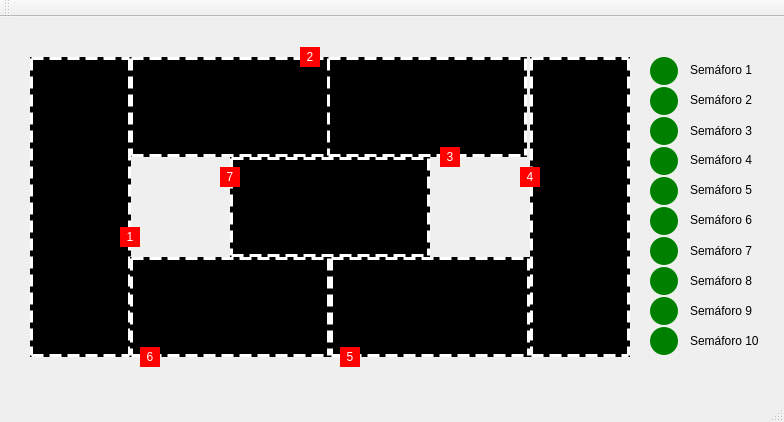
First picture: the form in mainwindow.ui, repository Vinihcampos/train-simulator, before the edit.
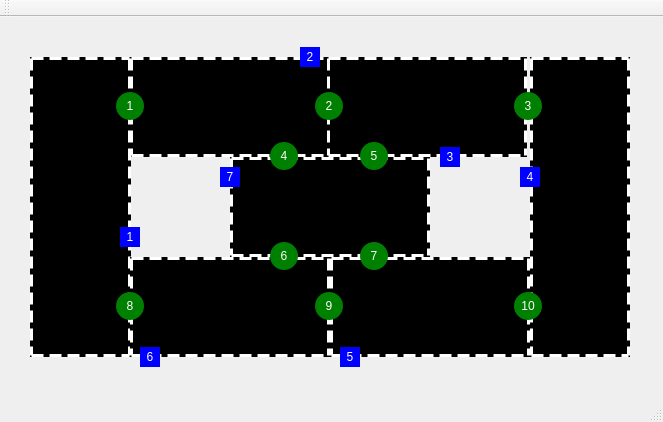
Second picture: the form after the edit.

Commit message: Update semaphore positions on interface and change the color of trains

The edit to the form file:
```diff
--- a/mainwindow.ui
+++ b/mainwindow.ui
@@ -6,7 +6,7 @@
    <rect>
     <x>0</x>
     <y>0</y>
-    <width>784</width>
+    <width>663</width>
     <height>422</height>
    </rect>
   </property>
@@ -39,6 +39,9 @@
     <property name="text">
      <string/>
     </property>
+    <property name="alignment">
+     <set>Qt::AlignCenter</set>
+    </property>
    </widget>
    <widget class="QLabel" name="labelTrack3">
     <property name="geometry">
@@ -65,6 +68,9 @@
     <property name="text">
      <string/>
     </property>
+    <property name="alignment">
+     <set>Qt::AlignCenter</set>
+    </property>
    </widget>
    <widget class="QLabel" name="labelTrack1">
     <property name="geometry">
@@ -91,6 +97,9 @@
     <property name="text">
      <string/>
     </property>
+    <property name="alignment">
+     <set>Qt::AlignCenter</set>
+    </property>
    </widget>
    <widget class="QLabel" name="labelTrack7">
     <property name="geometry">
@@ -117,6 +126,9 @@
     <property name="text">
      <string/>
     </property>
+    <property name="alignment">
+     <set>Qt::AlignCenter</set>
+    </property>
    </widget>
    <widget class="QLabel" name="labelTrack5">
     <property name="geometry">
@@ -143,6 +155,9 @@
     <property name="text">
      <string/>
     </property>
+    <property name="alignment">
+     <set>Qt::AlignCenter</set>
+    </property>
    </widget>
    <widget class="QLabel" name="labelTrack6">
     <property name="geometry">
@@ -169,6 +184,9 @@
     <property name="text">
      <string/>
     </property>
+    <property name="alignment">
+     <set>Qt::AlignCenter</set>
+    </property>
    </widget>
    <widget class="QLabel" name="labelTrack4">
     <property name="geometry">
@@ -195,6 +213,9 @@
     <property name="text">
      <string/>
     </property>
+    <property name="alignment">
+     <set>Qt::AlignCenter</set>
+    </property>
    </widget>
    <widget class="QLabel" name="labelTrain3">
     <property name="geometry">
@@ -209,7 +230,7 @@
      <cursorShape>PointingHandCursor</cursorShape>
     </property>
     <property name="styleSheet">
-     <string notr="true">background-color: red;
+     <string notr="true">background-color: blue;
 color: white;</string>
     </property>
     <property name="frameShape">
@@ -238,7 +259,7 @@
      <cursorShape>PointingHandCursor</cursorShape>
     </property>
     <property name="styleSheet">
-     <string notr="true">background-color: red;
+     <string notr="true">background-color: blue;
 color: white;</string>
     </property>
     <property name="frameShape">
@@ -267,7 +288,7 @@
      <cursorShape>PointingHandCursor</cursorShape>
     </property>
     <property name="styleSheet">
-     <string notr="true">background-color: red;
+     <string notr="true">background-color: blue;
 color: white;</string>
     </property>
     <property name="frameShape">
@@ -296,7 +317,7 @@
      <cursorShape>PointingHandCursor</cursorShape>
     </property>
     <property name="styleSheet">
-     <string notr="true">background-color: red;
+     <string notr="true">background-color: blue;
 color: white;</string>
     </property>
     <property name="frameShape">
@@ -325,7 +346,7 @@
      <cursorShape>PointingHandCursor</cursorShape>
     </property>
     <property name="styleSheet">
-     <string notr="true">background-color: red;
+     <string notr="true">background-color: blue;
 color: white;</string>
     </property>
     <property name="frameShape">
@@ -354,7 +375,7 @@
      <cursorShape>PointingHandCursor</cursorShape>
     </property>
     <property name="styleSheet">
-     <string notr="true">background-color: red;
+     <string notr="true">background-color: blue;
 color: white;</string>
     </property>
     <property name="frameShape">
@@ -383,7 +404,7 @@
      <cursorShape>PointingHandCursor</cursorShape>
     </property>
     <property name="styleSheet">
-     <string notr="true">background-color: red;
+     <string notr="true">background-color: blue;
 color: white;</string>
     </property>
     <property name="frameShape">
@@ -402,301 +423,211 @@
    <widget class="QLabel" name="labelSemaphore1">
     <property name="geometry">
      <rect>
-      <x>650</x>
-      <y>40</y>
+      <x>116</x>
+      <y>75</y>
       <width>28</width>
       <height>28</height>
      </rect>
     </property>
     <property name="styleSheet">
      <string notr="true">background-color: green;
-border-radius: 14px;</string>
+border-radius: 14px;
+color:white;</string>
     </property>
     <property name="text">
-     <string/>
+     <string>1</string>
+    </property>
+    <property name="alignment">
+     <set>Qt::AlignCenter</set>
     </property>
    </widget>
    <widget class="QLabel" name="labelSemaphore2">
     <property name="geometry">
      <rect>
-      <x>650</x>
-      <y>70</y>
+      <x>315</x>
+      <y>75</y>
       <width>28</width>
       <height>28</height>
      </rect>
     </property>
     <property name="styleSheet">
      <string notr="true">background-color: green;
-border-radius: 14px;</string>
+border-radius: 14px;
+color:white;</string>
     </property>
     <property name="text">
-     <string/>
+     <string>2</string>
+    </property>
+    <property name="alignment">
+     <set>Qt::AlignCenter</set>
     </property>
    </widget>
    <widget class="QLabel" name="labelSemaphore3">
     <property name="geometry">
      <rect>
-      <x>650</x>
-      <y>100</y>
+      <x>514</x>
+      <y>75</y>
       <width>28</width>
       <height>28</height>
      </rect>
     </property>
     <property name="styleSheet">
      <string notr="true">background-color: green;
-border-radius: 14px;</string>
+border-radius: 14px;
+color:white;</string>
     </property>
     <property name="text">
-     <string/>
+     <string>3</string>
+    </property>
+    <property name="alignment">
+     <set>Qt::AlignCenter</set>
     </property>
    </widget>
    <widget class="QLabel" name="labelSemaphore4">
     <property name="geometry">
      <rect>
-      <x>650</x>
-      <y>130</y>
+      <x>270</x>
+      <y>125</y>
       <width>28</width>
       <height>28</height>
      </rect>
     </property>
     <property name="styleSheet">
      <string notr="true">background-color: green;
-border-radius: 14px;</string>
+border-radius: 14px;
+color:white;</string>
     </property>
     <property name="text">
-     <string/>
+     <string>4</string>
+    </property>
+    <property name="alignment">
+     <set>Qt::AlignCenter</set>
     </property>
    </widget>
    <widget class="QLabel" name="labelSemaphore5">
     <property name="geometry">
      <rect>
-      <x>650</x>
-      <y>160</y>
+      <x>360</x>
+      <y>125</y>
       <width>28</width>
       <height>28</height>
      </rect>
     </property>
     <property name="styleSheet">
      <string notr="true">background-color: green;
-border-radius: 14px;</string>
+border-radius: 14px;
+color:white;</string>
     </property>
     <property name="text">
-     <string/>
+     <string>5</string>
+    </property>
+    <property name="alignment">
+     <set>Qt::AlignCenter</set>
     </property>
    </widget>
    <widget class="QLabel" name="labelSemaphore6">
     <property name="geometry">
      <rect>
-      <x>650</x>
-      <y>190</y>
+      <x>270</x>
+      <y>225</y>
       <width>28</width>
       <height>28</height>
      </rect>
     </property>
     <property name="styleSheet">
      <string notr="true">background-color: green;
-border-radius: 14px;</string>
+border-radius: 14px;
+color:white;</string>
     </property>
     <property name="text">
-     <string/>
+     <string>6</string>
+    </property>
+    <property name="alignment">
+     <set>Qt::AlignCenter</set>
     </property>
    </widget>
    <widget class="QLabel" name="labelSemaphore7">
     <property name="geometry">
      <rect>
-      <x>650</x>
-      <y>220</y>
+      <x>360</x>
+      <y>225</y>
       <width>28</width>
       <height>28</height>
      </rect>
     </property>
     <property name="styleSheet">
      <string notr="true">background-color: green;
-border-radius: 14px;</string>
+border-radius: 14px;
+color:white;</string>
     </property>
     <property name="text">
-     <string/>
+     <string>7</string>
+    </property>
+    <property name="alignment">
+     <set>Qt::AlignCenter</set>
     </property>
    </widget>
    <widget class="QLabel" name="labelSemaphore8">
     <property name="geometry">
      <rect>
-      <x>650</x>
-      <y>250</y>
+      <x>116</x>
+      <y>275</y>
       <width>28</width>
       <height>28</height>
      </rect>
     </property>
     <property name="styleSheet">
      <string notr="true">background-color: green;
-border-radius: 14px;</string>
+border-radius: 14px;
+color:white;</string>
     </property>
     <property name="text">
-     <string/>
+     <string>8</string>
+    </property>
+    <property name="alignment">
+     <set>Qt::AlignCenter</set>
     </property>
    </widget>
    <widget class="QLabel" name="labelSemaphore9">
     <property name="geometry">
      <rect>
-      <x>650</x>
-      <y>280</y>
+      <x>315</x>
+      <y>275</y>
       <width>28</width>
       <height>28</height>
      </rect>
     </property>
     <property name="styleSheet">
      <string notr="true">background-color: green;
-border-radius: 14px;</string>
+border-radius: 14px;
+color:white;</string>
     </property>
     <property name="text">
-     <string/>
+     <string>9</string>
+    </property>
+    <property name="alignment">
+     <set>Qt::AlignCenter</set>
     </property>
    </widget>
    <widget class="QLabel" name="labelSemaphore10">
     <property name="geometry">
      <rect>
-      <x>650</x>
-      <y>310</y>
+      <x>514</x>
+      <y>275</y>
       <width>28</width>
       <height>28</height>
      </rect>
     </property>
     <property name="styleSheet">
      <string notr="true">background-color: green;
-border-radius: 14px;</string>
+border-radius: 14px;
+color:white;</string>
     </property>
     <property name="text">
-     <string/>
+     <string>10</string>
     </property>
-   </widget>
-   <widget class="QLabel" name="label">
-    <property name="geometry">
-     <rect>
-      <x>690</x>
-      <y>42</y>
-      <width>81</width>
-      <height>21</height>
-     </rect>
-    </property>
-    <property name="text">
-     <string>Semáforo 1</string>
-    </property>
-   </widget>
-   <widget class="QLabel" name="label_2">
-    <property name="geometry">
-     <rect>
-      <x>690</x>
-      <y>72</y>
-      <width>81</width>
-      <height>21</height>
-     </rect>
-    </property>
-    <property name="text">
-     <string>Semáforo 2</string>
-    </property>
-   </widget>
-   <widget class="QLabel" name="label_3">
-    <property name="geometry">
-     <rect>
-      <x>690</x>
-      <y>103</y>
-      <width>81</width>
-      <height>21</height>
-     </rect>
-    </property>
-    <property name="text">
-     <string>Semáforo 3</string>
-    </property>
-   </widget>
-   <widget class="QLabel" name="label_4">
-    <property name="geometry">
-     <rect>
-      <x>690</x>
-      <y>132</y>
-      <width>81</width>
-      <height>21</height>
-     </rect>
-    </property>
-    <property name="text">
-     <string>Semáforo 4</string>
-    </property>
-   </widget>
-   <widget class="QLabel" name="label_5">
-    <property name="geometry">
-     <rect>
-      <x>690</x>
-      <y>162</y>
-      <width>81</width>
-      <height>21</height>
-     </rect>
-    </property>
-    <property name="text">
-     <string>Semáforo 5</string>
-    </property>
-   </widget>
-   <widget class="QLabel" name="label_6">
-    <property name="geometry">
-     <rect>
-      <x>690</x>
-      <y>313</y>
-      <width>91</width>
-      <height>21</height>
-     </rect>
-    </property>
-    <property name="text">
-     <string>Semáforo 10</string>
-    </property>
-   </widget>
-   <widget class="QLabel" name="label_7">
-    <property name="geometry">
-     <rect>
-      <x>690</x>
-      <y>192</y>
-      <width>81</width>
-      <height>21</height>
-     </rect>
-    </property>
-    <property name="text">
-     <string>Semáforo 6</string>
-    </property>
-   </widget>
-   <widget class="QLabel" name="label_8">
-    <property name="geometry">
-     <rect>
-      <x>690</x>
-      <y>223</y>
-      <width>81</width>
-      <height>21</height>
-     </rect>
-    </property>
-    <property name="text">
-     <string>Semáforo 7</string>
-    </property>
-   </widget>
-   <widget class="QLabel" name="label_9">
-    <property name="geometry">
-     <rect>
-      <x>690</x>
-      <y>283</y>
-      <width>81</width>
-      <height>21</height>
-     </rect>
-    </property>
-    <property name="text">
-     <string>Semáforo 9</string>
-    </property>
-   </widget>
-   <widget class="QLabel" name="label_10">
-    <property name="geometry">
-     <rect>
-      <x>690</x>
-      <y>253</y>
-      <width>81</width>
-      <height>21</height>
-     </rect>
-    </property>
-    <property name="text">
-     <string>Semáforo 8</string>
+    <property name="alignment">
+     <set>Qt::AlignCenter</set>
     </property>
    </widget>
   </widget>
```
Left out of the diff: 2 changed lines with no effect on the pictures. The commit also changes 1 other file.
